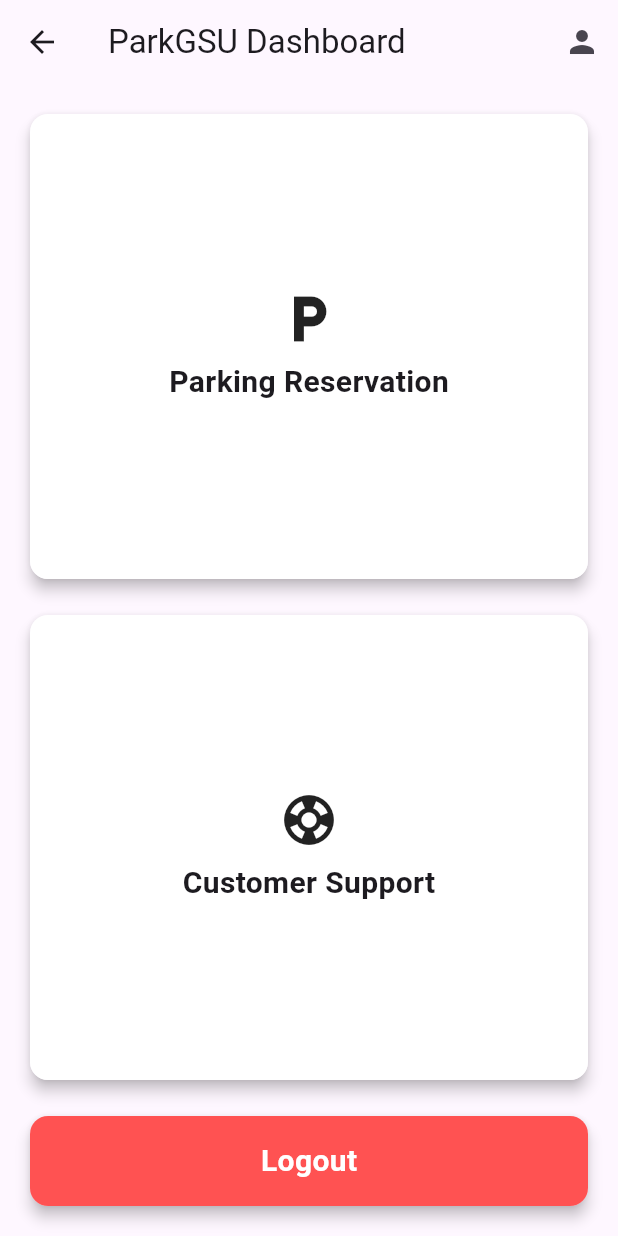
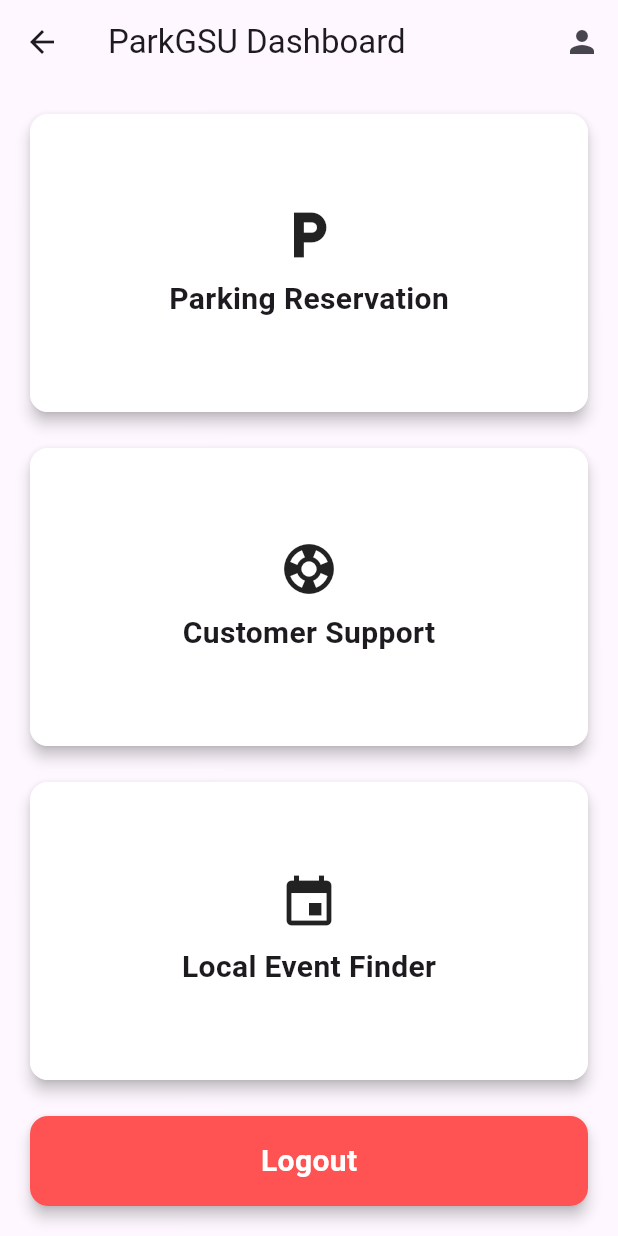
Before and after one commit to KrishnaDOS/ParkNet_Digital, a Flutter app: the Dashboard screen opened by its route, on a phone screen of 412 x 824 dp. Run offline on Flutter 3.47's test engine with Material 3 defaults, Android fonts, the phone set to English and light mode, and no system bars; our stand-ins replace cloud_firestore, firebase_auth, firebase_core; accounts and stored records are empty.

Commit message:
Updated Bugs added Local Event Use Case

```diff
--- a/parkgsu/lib/dashboard.dart
+++ b/parkgsu/lib/dashboard.dart
@@ -1,4 +1,5 @@
 import 'package:flutter/material.dart';
+import 'events.dart';
 
 class Dashboard extends StatelessWidget {
   const Dashboard({Key? key}) : super(key: key);
@@ -11,9 +12,7 @@ class Dashboard extends StatelessWidget {
         actions: [
           IconButton(
             icon: const Icon(Icons.person),
-            onPressed: () {
-              // TODO: Navigate to Profile
-            },
+            onPressed: () {},
           ),
         ],
       ),
@@ -31,6 +30,16 @@ class Dashboard extends StatelessWidget {
                   context, 'Customer Support', Icons.support),
             ),
             SizedBox(height: 16),
+            Expanded(
+              child: _buildDashboardItem(
+                  context, 'Local Event Finder', Icons.event, () {
+                Navigator.push(
+                  context,
+                  MaterialPageRoute(builder: (context) => EventsPage()),
+                );
+              }),
+            ),
+            SizedBox(height: 16),
             _buildLogoutButton(context),
           ],
         ),
@@ -38,9 +47,11 @@ class Dashboard extends StatelessWidget {
     );
   }
 
-  Widget _buildDashboardItem(
-      BuildContext context, String title, IconData icon) {
-    return Card(
+  Widget _buildDashboardItem(BuildContext context, String title, IconData icon,
+      [VoidCallback? onTap]) {
+    return GestureDetector(
+      onTap: onTap,
+      child: Card(
         elevation: 4.0,
         child: Container(
           decoration: BoxDecoration(
@@ -54,8 +65,10 @@ class Dashboard extends StatelessWidget {
                 Icon(icon, size: 40),
                 SizedBox(height: 8),
                 Text(title,
-                  style: TextStyle(fontSize: 20, fontWeight: FontWeight.bold)),
+                    style:
+                        TextStyle(fontSize: 20, fontWeight: FontWeight.bold)),
               ],
+            ),
           ),
         ),
       ),
@@ -66,7 +79,7 @@ class Dashboard extends StatelessWidget {
     return Card(
       elevation: 4.0,
       child: Container(
-        height: 60, // Adjust the height as needed
+        height: 60,
         decoration: BoxDecoration(
           borderRadius: BorderRadius.circular(12),
           color: Colors.redAccent,
--- a/parkgsu/lib/login.dart
+++ b/parkgsu/lib/login.dart
@@ -19,7 +19,8 @@ class _LoginPageState extends State<LoginPage> {
           email: email,
           password: password,
         );
-        Navigator.pushNamed(context, '/dashboard');
+        // Replace the current route with the dashboard, preventing back navigation
+        Navigator.pushReplacementNamed(context, '/dashboard');
       } on FirebaseAuthException catch (e) {
         ScaffoldMessenger.of(context)
             .showSnackBar(SnackBar(content: Text(e.message ?? 'Error')));
--- a/parkgsu/lib/main.dart
+++ b/parkgsu/lib/main.dart
@@ -1,3 +1,4 @@
+// main.dart
 import 'package:flutter/material.dart';
 import 'package:firebase_core/firebase_core.dart';
 import 'firebase_options.dart';
```
Also changed, not shown: parkgsu/lib/events.dart (added, +20 -0 lines), parkgsu/lib/registration.dart (+4 -3 lines). Lines whose indentation alone changed are shown as unchanged.
